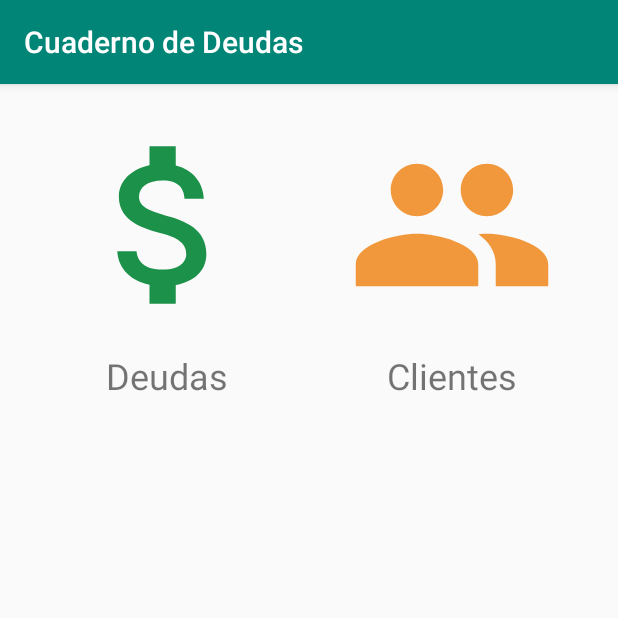
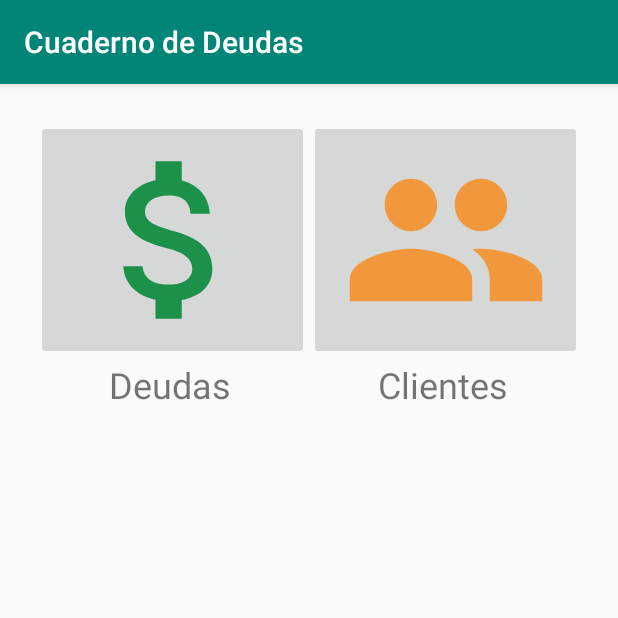
Before and after one commit to alejandrolituma/Deudas, an Android app: the screen it shows after launch (MainActivity), on a phone screen of 412 x 824 dp, the top half of it. Run offline under Robolectric (Android 15) with nearby library versions, the phone set to English and light mode, and no system bars.

Commit message:
Define Linear Layouts on the the activity_main menu

```diff
--- a/app/build.gradle
+++ b/app/build.gradle
@@ -14,6 +14,7 @@ android {
         versionCode 1
         versionName "1.0"
         testInstrumentationRunner "androidx.test.runner.AndroidJUnitRunner"
+        vectorDrawables.useSupportLibrary = true
     }
     buildTypes {
         release {
--- a/app/src/main/res/layout/activity_main.xml
+++ b/app/src/main/res/layout/activity_main.xml
@@ -6,79 +6,91 @@
     android:layout_height="match_parent"
     tools:context=".MainActivity">
 
-    <TextView
-        android:id="@+id/textView2"
-        android:layout_width="wrap_content"
-        android:layout_height="wrap_content"
-        android:layout_marginStart="8dp"
-        android:layout_marginLeft="8dp"
+    <LinearLayout
+        android:layout_width="0dp"
+        android:layout_height="0dp"
+        android:layout_marginStart="24dp"
+        android:layout_marginLeft="24dp"
+        android:layout_marginTop="24dp"
         android:layout_marginEnd="24dp"
         android:layout_marginRight="24dp"
-        android:layout_marginBottom="8dp"
-        android:gravity="center"
-        android:text="Clientes"
-        android:textSize="24sp"
-        app:layout_constraintBottom_toTopOf="@+id/guideline2"
+        android:layout_marginBottom="24dp"
+        android:orientation="vertical"
+        app:layout_constraintBottom_toBottomOf="parent"
         app:layout_constraintEnd_toEndOf="parent"
-        app:layout_constraintStart_toStartOf="@+id/guideline" />
+        app:layout_constraintStart_toStartOf="parent"
+        app:layout_constraintTop_toTopOf="parent">
+
+        <LinearLayout
+            android:layout_width="match_parent"
+            android:layout_height="wrap_content"
+            android:orientation="horizontal">
 
             <ImageButton
                 android:id="@+id/deudas"
                 android:layout_width="wrap_content"
                 android:layout_height="wrap_content"
-        android:layout_marginStart="24dp"
-        android:layout_marginLeft="24dp"
-        android:layout_marginTop="24dp"
-        android:layout_marginEnd="8dp"
-        android:layout_marginRight="8dp"
-        android:background="#00FFFFFF"
-        android:src="@drawable/ic_attach_money_black_24dp"
-        app:layout_constraintEnd_toStartOf="@+id/guideline"
-        app:layout_constraintStart_toStartOf="parent"
-        app:layout_constraintTop_toTopOf="parent" />
+                android:layout_weight="1"
+                app:srcCompat="@drawable/ic_attach_money_black_24dp" />
 
             <ImageButton
                 android:id="@+id/clientes"
                 android:layout_width="wrap_content"
                 android:layout_height="wrap_content"
-        android:layout_marginStart="8dp"
-        android:layout_marginLeft="8dp"
-        android:layout_marginTop="24dp"
-        android:layout_marginEnd="24dp"
-        android:layout_marginRight="24dp"
-        android:background="#00FFFFFF"
-        android:src="@drawable/ic_people_black_100dp"
-        app:layout_constraintEnd_toEndOf="parent"
-        app:layout_constraintStart_toStartOf="@+id/guideline"
-        app:layout_constraintTop_toTopOf="parent" />
+                android:layout_weight="1"
+                app:srcCompat="@drawable/ic_people_black_100dp" />
 
-    <androidx.constraintlayout.widget.Guideline
-        android:id="@+id/guideline"
+        </LinearLayout>
+
+        <LinearLayout
+            android:layout_width="match_parent"
+            android:layout_height="wrap_content"
+            android:orientation="horizontal">
+
+            <TextView
+                android:id="@+id/textView10"
                 android:layout_width="wrap_content"
                 android:layout_height="wrap_content"
-        android:orientation="vertical"
-        app:layout_constraintGuide_percent="0.50121653" />
+                android:layout_weight="1"
+                android:gravity="center"
+                android:text="Deudas"
+                android:textSize="24sp" />
 
-    <androidx.constraintlayout.widget.Guideline
-        android:id="@+id/guideline2"
+            <TextView
+                android:id="@+id/textView11"
                 android:layout_width="wrap_content"
                 android:layout_height="wrap_content"
-        android:orientation="horizontal"
-        app:layout_constraintGuide_begin="219dp" />
+                android:layout_weight="1"
+                android:gravity="center"
+                android:text="Clientes"
+                android:textSize="24sp" />
 
-    <TextView
-        android:id="@+id/textView7"
-        android:layout_width="wrap_content"
-        android:layout_height="wrap_content"
-        android:layout_marginStart="24dp"
-        android:layout_marginLeft="24dp"
-        android:layout_marginEnd="8dp"
-        android:layout_marginRight="8dp"
-        android:layout_marginBottom="8dp"
-        android:text="Deudas"
-        android:textSize="24sp"
-        app:layout_constraintBottom_toTopOf="@+id/guideline2"
-        app:layout_constraintEnd_toStartOf="@+id/guideline"
-        app:layout_constraintStart_toStartOf="parent" />
+        </LinearLayout>
+
+        <LinearLayout
+            android:layout_width="match_parent"
+            android:layout_height="match_parent"
+            android:layout_weight="1"
+            android:orientation="horizontal"></LinearLayout>
+
+        <LinearLayout
+            android:layout_width="match_parent"
+            android:layout_height="match_parent"
+            android:layout_weight="1"
+            android:orientation="horizontal"></LinearLayout>
+
+        <LinearLayout
+            android:layout_width="match_parent"
+            android:layout_height="match_parent"
+            android:layout_weight="1"
+            android:orientation="horizontal"></LinearLayout>
+
+        <LinearLayout
+            android:layout_width="match_parent"
+            android:layout_height="match_parent"
+            android:layout_weight="1"
+            android:orientation="horizontal"></LinearLayout>
+
+    </LinearLayout>
 
 </androidx.constraintlayout.widget.ConstraintLayout>
```
Lines whose indentation alone changed are shown as unchanged.
